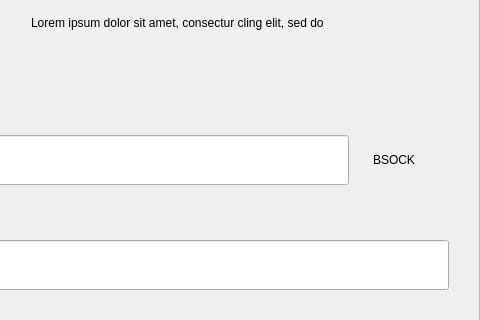
The window that src/qt/bitstock/forms/requestdialog.ui (bitstockproject/bitstock-core) describes before a commit, drawn with Qt 5; both pictures show x 122 to 602 and y 123 to 443 of the 602 by 607 pixel window.
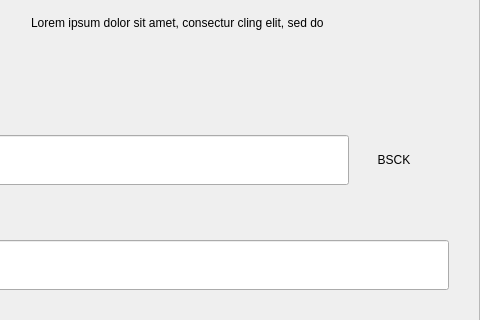
The same window after the commit.

```diff
--- a/src/qt/bitstock/forms/requestdialog.ui
+++ b/src/qt/bitstock/forms/requestdialog.ui
@@ -324,7 +324,7 @@
                    <item>
                     <widget class="QLabel" name="comboBoxCoin">
                      <property name="text">
-                      <string>BSOCK</string>
+                      <string>BSCK</string>
                      </property>
                      <property name="alignment">
                       <set>Qt::AlignCenter</set>
```
